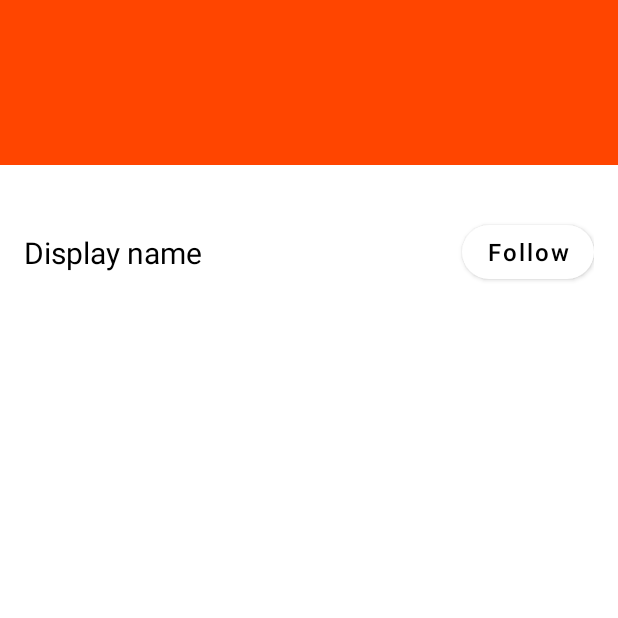
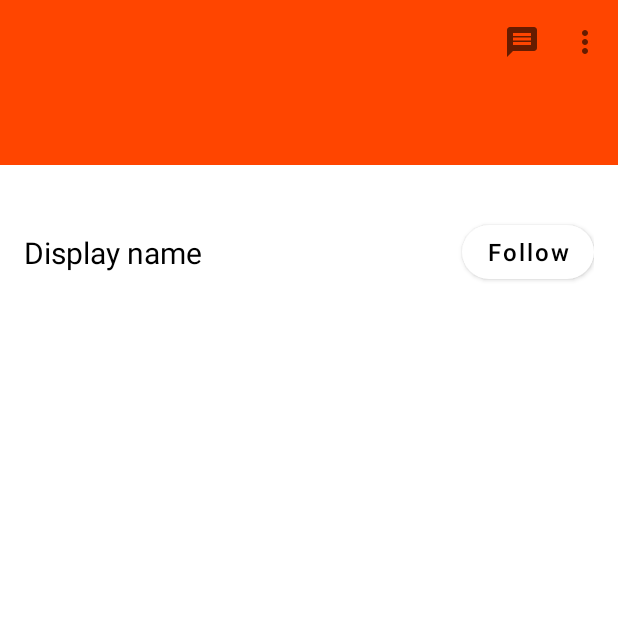
Before and after one commit to gusandrianos/fox-for-reddit, an Android app: the fragment UserFragment placed in its activity, on a phone screen of 412 x 824 dp, the top half of it. Run offline under Robolectric (Android 15) with nearby library versions, the phone set to English and light mode, and no system bars; our stand-ins replace navigation-ui, paging; libraries missing offline, so code that uses them is left out: com.stfalcon.imageviewer; network calls fail; pictures from the network do not load; 9 statements that could not run were skipped.

Commit message:
Add menu for user with block, pm and log out

```diff
--- a/app/src/main/java/io/github/gusandrianos/foxforreddit/ui/fragments/UserFragment.java
+++ b/app/src/main/java/io/github/gusandrianos/foxforreddit/ui/fragments/UserFragment.java
@@ -260,14 +260,21 @@ public class UserFragment extends Fragment {
         MainActivity mainActivity = (MainActivity) requireActivity();
         NavController navController = NavHostFragment.findNavController(this);
         Toolbar toolbar = view.findViewById(R.id.profile_toolbar);
-//        toolbar.inflateMenu(R.menu.sorting);
+        toolbar.inflateMenu(R.menu.user_options);
+
         BottomNavigationView bottomNavigationView = mainActivity.bottomNavView;
         if (mainActivity.getFoxSharedViewModel().getViewingSelf()) {
+            toolbar.getMenu().findItem(R.id.log_out).setVisible(true);
+            toolbar.getMenu().findItem(R.id.message_user).setVisible(false);
+            toolbar.getMenu().findItem(R.id.block_user).setVisible(false);
             bottomNavigationView.setVisibility(View.VISIBLE);
             MenuItem item = bottomNavigationView.getMenu().findItem(R.id.userFragment);
             item.setChecked(true);
             NavigationUI.setupWithNavController(toolbar, navController, mainActivity.appBarConfiguration);
         } else {
+            toolbar.getMenu().findItem(R.id.log_out).setVisible(false);
+            toolbar.getMenu().findItem(R.id.message_user).setVisible(true);
+            toolbar.getMenu().findItem(R.id.block_user).setVisible(true);
             bottomNavigationView.setVisibility(View.GONE);
             NavigationUI.setupWithNavController(toolbar, navController);
         }
--- /dev/null
+++ b/app/src/main/res/drawable/ic_baseline_exit_to_app_24.xml
@@ -0,0 +1,5 @@
+<vector android:autoMirrored="true" android:height="24dp"
+    android:tint="?attr/colorControlNormal" android:viewportHeight="24"
+    android:viewportWidth="24" android:width="24dp" xmlns:android="http://schemas.android.com/apk/res/android">
+    <path android:fillColor="@android:color/white" android:pathData="M10.09,15.59L11.5,17l5,-5 -5,-5 -1.41,1.41L12.67,11H3v2h9.67l-2.58,2.59zM19,3H5c-1.11,0 -2,0.9 -2,2v4h2V5h14v14H5v-4H3v4c0,1.1 0.89,2 2,2h14c1.1,0 2,-0.9 2,-2V5c0,-1.1 -0.9,-2 -2,-2z"/>
+</vector>
--- /dev/null
+++ b/app/src/main/res/drawable/ic_baseline_message_24.xml
@@ -0,0 +1,5 @@
+<vector android:autoMirrored="true" android:height="24dp"
+    android:tint="?attr/colorControlNormal" android:viewportHeight="24"
+    android:viewportWidth="24" android:width="24dp" xmlns:android="http://schemas.android.com/apk/res/android">
+    <path android:fillColor="@android:color/white" android:pathData="M20,2L4,2c-1.1,0 -1.99,0.9 -1.99,2L2,22l4,-4h14c1.1,0 2,-0.9 2,-2L22,4c0,-1.1 -0.9,-2 -2,-2zM18,14L6,14v-2h12v2zM18,11L6,11L6,9h12v2zM18,8L6,8L6,6h12v2z"/>
+</vector>
--- /dev/null
+++ b/app/src/main/res/menu/user_options.xml
@@ -0,0 +1,20 @@
+<?xml version="1.0" encoding="utf-8"?>
+<menu xmlns:android="http://schemas.android.com/apk/res/android"
+    xmlns:app="http://schemas.android.com/apk/res-auto">
+    <item
+        android:id="@+id/message_user"
+        android:icon="@drawable/ic_baseline_message_24"
+        android:title="Message"
+        app:showAsAction="always" />
+
+    <item
+        android:id="@+id/block_user"
+        android:title="Block"
+        app:showAsAction="never" />
+
+    <item
+        android:id="@+id/log_out"
+        android:icon="@drawable/ic_baseline_exit_to_app_24"
+        android:title="Log out"
+        app:showAsAction="always" />
+</menu>
```
